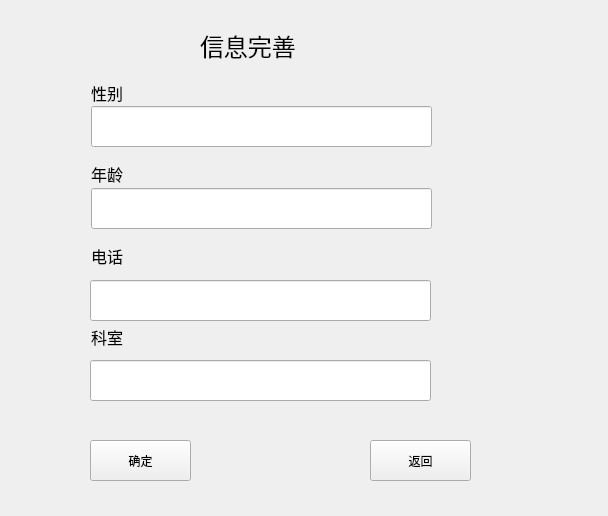
First picture: the form in medical_client/doctor_individualinfo.ui, repository Gray7118/SMS-Smart_Medical_System, before the edit.
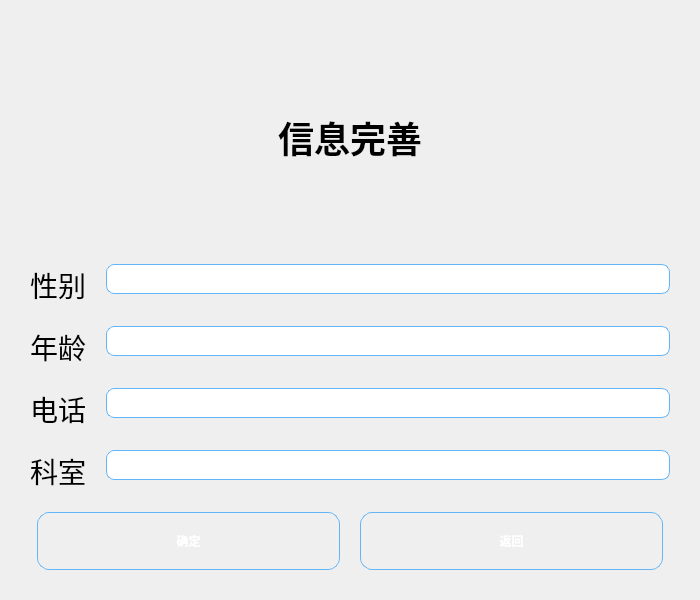
Second picture: the form after the edit.

Commit message: feat: 医生信息ui

Patch:
```diff
--- a/medical_client/doctor_individualinfo.ui
+++ b/medical_client/doctor_individualinfo.ui
@@ -6,169 +6,186 @@
    <rect>
     <x>0</x>
     <y>0</y>
-    <width>608</width>
-    <height>516</height>
+    <width>700</width>
+    <height>600</height>
    </rect>
   </property>
   <property name="windowTitle">
    <string>Form</string>
   </property>
-  <widget class="QLabel" name="info_change">
-   <property name="geometry">
-    <rect>
-     <x>200</x>
-     <y>20</y>
-     <width>241</width>
-     <height>51</height>
-    </rect>
+  <property name="styleSheet">
+   <string notr="true">
+    QWidget#doctor_individualinfo {
+        background-color: qlineargradient(
+            x1:0, y1:0, x2:0, y2:1,
+            stop:0 #e3f2fd,
+            stop:1 #ffffff
+        );
+        font-family: "Microsoft YaHei";
+    }
+    QLineEdit {
+        border: 1px solid #64b5f6;
+        border-radius: 8px;
+        padding: 6px;
+        background: #ffffff;
+    }
+    QLabel {
+        font-size: 28px;
+    }
+    QPushButton {
+        border-radius: 12px;
+        border: 1px solid #64b5f6;
+        color: #ffffff;
+        font-weight: bold;
+        background-color: qlineargradient(
+            x1:0, y1:0, x2:0, y2:1,
+            stop:0 #6ec6ff,
+            stop:1 #1e88e5
+        );
+        padding: 8px 16px;
+        min-width: 120px;
+        min-height: 40px;
+    }
+    QPushButton:hover {
+        background-color: qlineargradient(
+            x1:0, y1:0, x2:0, y2:1,
+            stop:0 #81d4fa,
+            stop:1 #1976d2
+        );
+    }
+    QPushButton:pressed {
+        background-color: qlineargradient(
+            x1:0, y1:0, x2:0, y2:1,
+            stop:0 #1e88e5,
+            stop:1 #1565c0
+        );
+    }
+    #info_change {
+        font-size: 36px;
+        font-weight: bold;
+    }
+
+   </string>
+  </property>
+
+  <!-- 主体布局 -->
+  <layout class="QVBoxLayout" name="mainVerticalLayout">
+   <property name="spacing">
+    <number>20</number>
    </property>
-   <property name="font">
-    <font>
-     <pointsize>18</pointsize>
-    </font>
+   <property name="margin">
+    <number>30</number>
    </property>
-   <property name="text">
-    <string>信息完善</string>
-   </property>
-  </widget>
-  <widget class="QPushButton" name="doctor_info_sure">
-   <property name="geometry">
-    <rect>
-     <x>90</x>
-     <y>440</y>
-     <width>101</width>
-     <height>41</height>
-    </rect>
-   </property>
-   <property name="text">
-    <string>确定</string>
-   </property>
-  </widget>
-  <widget class="QPushButton" name="doctor_info_return">
-   <property name="geometry">
-    <rect>
-     <x>370</x>
-     <y>440</y>
-     <width>101</width>
-     <height>41</height>
-    </rect>
-   </property>
-   <property name="text">
-    <string>返回</string>
-   </property>
-  </widget>
-  <widget class="QLineEdit" name="gender">
-   <property name="geometry">
-    <rect>
-     <x>91</x>
-     <y>106</y>
-     <width>341</width>
-     <height>41</height>
-    </rect>
-   </property>
-  </widget>
-  <widget class="QLabel" name="age_label">
-   <property name="geometry">
-    <rect>
-     <x>91</x>
-     <y>153</y>
-     <width>131</width>
-     <height>41</height>
-    </rect>
-   </property>
-   <property name="font">
-    <font>
-     <pointsize>12</pointsize>
-    </font>
-   </property>
-   <property name="text">
-    <string>年龄</string>
-   </property>
-  </widget>
-  <widget class="QLabel" name="gender_label">
-   <property name="geometry">
-    <rect>
-     <x>91</x>
-     <y>72</y>
-     <width>151</width>
-     <height>41</height>
-    </rect>
-   </property>
-   <property name="font">
-    <font>
-     <pointsize>12</pointsize>
-    </font>
-   </property>
-   <property name="text">
-    <string>性别</string>
-   </property>
-  </widget>
-  <widget class="QLineEdit" name="phonenumber">
-   <property name="geometry">
-    <rect>
-     <x>90</x>
-     <y>280</y>
-     <width>341</width>
-     <height>41</height>
-    </rect>
-   </property>
-  </widget>
-  <widget class="QLineEdit" name="age">
-   <property name="geometry">
-    <rect>
-     <x>91</x>
-     <y>188</y>
-     <width>341</width>
-     <height>41</height>
-    </rect>
-   </property>
-  </widget>
-  <widget class="QLabel" name="phone_label">
-   <property name="geometry">
-    <rect>
-     <x>91</x>
-     <y>235</y>
-     <width>141</width>
-     <height>41</height>
-    </rect>
-   </property>
-   <property name="font">
-    <font>
-     <pointsize>12</pointsize>
-    </font>
-   </property>
-   <property name="text">
-    <string>电话</string>
-   </property>
-  </widget>
-  <widget class="QLabel" name="department_label">
-   <property name="geometry">
-    <rect>
-     <x>91</x>
-     <y>316</y>
-     <width>141</width>
-     <height>41</height>
-    </rect>
-   </property>
-   <property name="font">
-    <font>
-     <pointsize>12</pointsize>
-    </font>
-   </property>
-   <property name="text">
-    <string>科室</string>
-   </property>
-  </widget>
-  <widget class="QLineEdit" name="department">
-   <property name="geometry">
-    <rect>
-     <x>90</x>
-     <y>360</y>
-     <width>341</width>
-     <height>41</height>
-    </rect>
-   </property>
-  </widget>
+
+   <!-- 顶部标题 -->
+   <item>
+    <widget class="QLabel" name="info_change">
+     <property name="font">
+      <font>
+       <pointsize>20</pointsize>
+       <weight>75</weight>
+       <bold>true</bold>
+      </font>
+     </property>
+     <property name="text">
+      <string>信息完善</string>
+     </property>
+     <property name="alignment">
+      <set>Qt::AlignHCenter|Qt::AlignVCenter</set>
+     </property>
+    </widget>
+   </item>
+
+   <!-- 表单区 -->
+   <item>
+    <layout class="QFormLayout" name="formLayout">
+     <property name="labelAlignment">
+      <set>Qt::AlignRight|Qt::AlignVCenter</set>
+     </property>
+     <property name="formAlignment">
+      <set>Qt::AlignHCenter|Qt::AlignTop</set>
+     </property>
+
+     <item row="0" column="0">
+      <widget class="QLabel" name="gender_label">
+       <property name="text">
+        <string>性别</string>
+       </property>
+      </widget>
+     </item>
+     <item row="0" column="1">
+      <widget class="QLineEdit" name="gender"/>
+     </item>
+
+     <item row="1" column="0">
+      <widget class="QLabel" name="age_label">
+       <property name="text">
+        <string>年龄</string>
+       </property>
+      </widget>
+     </item>
+     <item row="1" column="1">
+      <widget class="QLineEdit" name="age"/>
+     </item>
+
+     <item row="2" column="0">
+      <widget class="QLabel" name="phone_label">
+       <property name="text">
+        <string>电话</string>
+       </property>
+      </widget>
+     </item>
+     <item row="2" column="1">
+      <widget class="QLineEdit" name="phonenumber"/>
+     </item>
+
+     <item row="3" column="0">
+      <widget class="QLabel" name="department_label">
+       <property name="text">
+        <string>科室</string>
+       </property>
+      </widget>
+     </item>
+     <item row="3" column="1">
+      <widget class="QLineEdit" name="department"/>
+     </item>
+    </layout>
+   </item>
+
+   <!-- 底部按钮 -->
+   <item>
+    <layout class="QHBoxLayout" name="buttonLayout">
+     <item>
+      <spacer name="horizontalSpacerLeft">
+       <property name="orientation">
+        <enum>Qt::Horizontal</enum>
+       </property>
+      </spacer>
+     </item>
+     <item>
+      <widget class="QPushButton" name="doctor_info_sure">
+       <property name="text">
+        <string>确定</string>
+       </property>
+      </widget>
+     </item>
+     <item>
+      <widget class="QPushButton" name="doctor_info_return">
+       <property name="text">
+        <string>返回</string>
+       </property>
+      </widget>
+     </item>
+     <item>
+      <spacer name="horizontalSpacerRight">
+       <property name="orientation">
+        <enum>Qt::Horizontal</enum>
+       </property>
+      </spacer>
+     </item>
+    </layout>
+   </item>
+  </layout>
  </widget>
  <resources/>
  <connections/>
```
Left out of the diff: 2 changed lines with no effect on the pictures. The commit also changes 26 other files.
